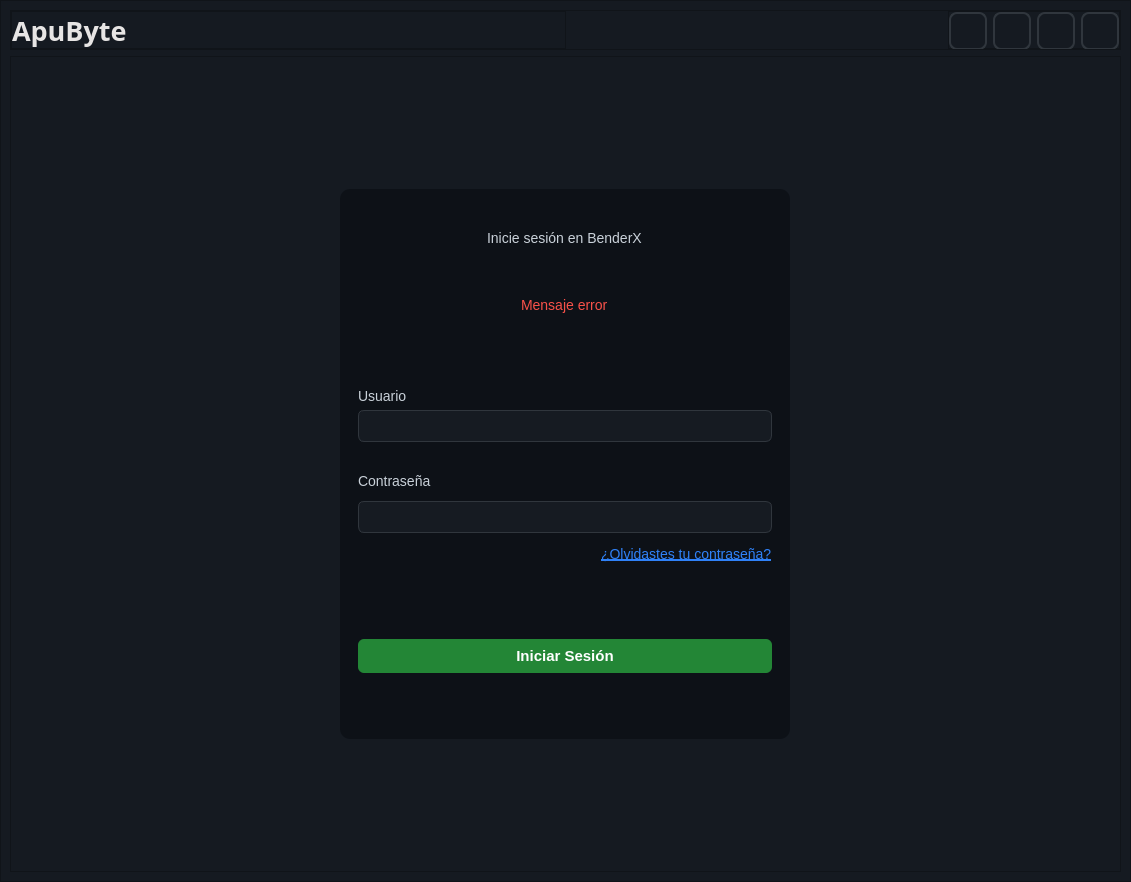
Before: the Qt Designer form app/ui/login.ui in Rofernan1205/BenderX, drawn with Qt 5.
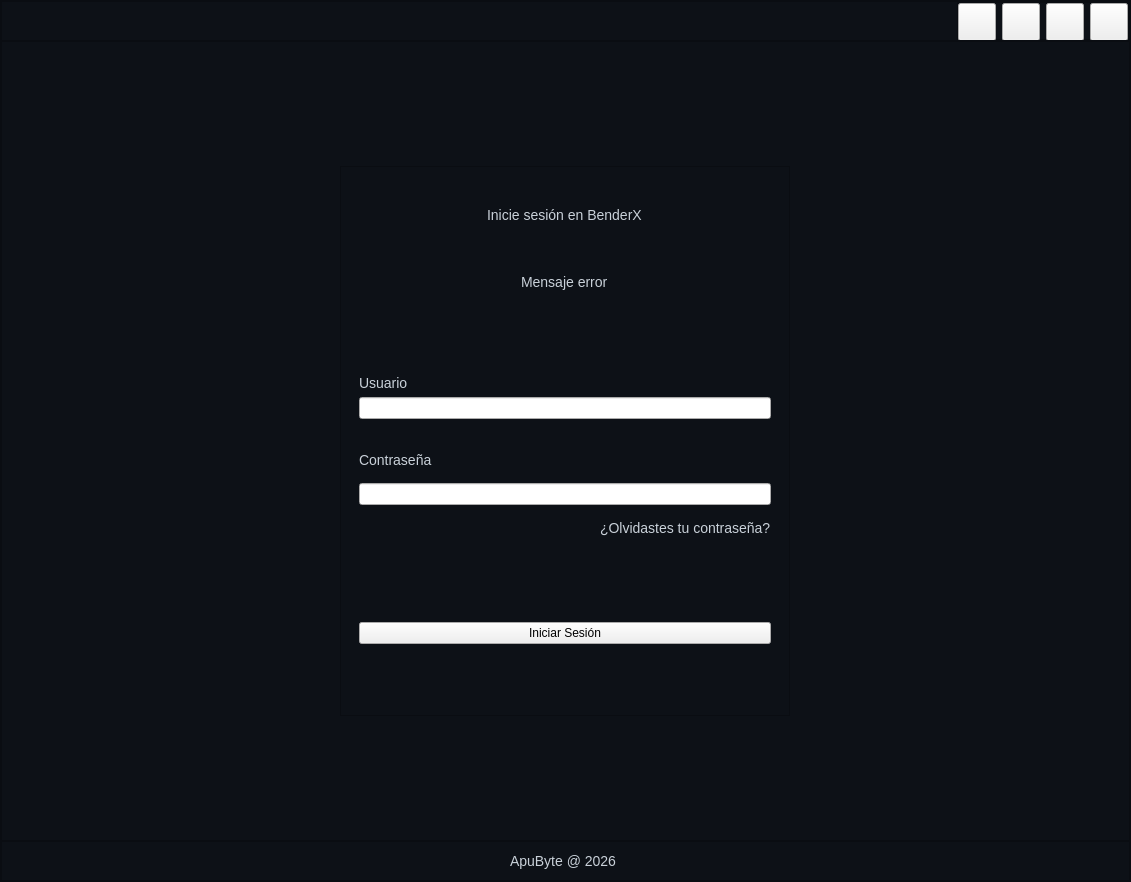
After: the same form once the commit is applied. Icons and pictures are not drawn.

Diff of the .ui file:
```diff
--- a/app/ui/login.ui
+++ b/app/ui/login.ui
@@ -14,9 +14,176 @@
    <string>MainWindow</string>
   </property>
   <property name="styleSheet">
-   <string notr="true"/>
+   <string notr="true">QMainWindow  {
+    background-color: #0D1117;
+    color: #c9d1d9;
+    font-family: &quot;Segoe UI&quot;, &quot;Helvetica&quot;, &quot;Arial&quot;, sans-serif;
+    font-size: 14px;
+    outline: none;
+}
+QFrame {
+   background-color: #0D1117;
+   font-family: &quot;Segoe UI&quot;, &quot;Helvetica&quot;, &quot;Arial&quot;, sans-serif;
+   color: #c9d1d9;
+    font-size: 14px;
+    outline: none;
+}
+
+QFrame[class=&quot;second-background&quot;]{
+   background-color: #161B22;
+}
+
+
+/*Borde general*/
+QFrame[class=&quot;borde-general&quot;]{
+border: 2px solid #30363D;
+border-radius:10px;
+}
+
+/*Label titulo*/
+QLabel[class=&quot;label-h1&quot;] {
+font: 900 16pt &quot;Segoe UI&quot;;
+ color: #E6EDF3;
+
+
+}
+
+/* Label primario */
+QLabel[class=&quot;label-main&quot;] {
+    color: #E6EDF3;
+    font-size: 14px;
+}
+
+/* Label secundario */
+QLabel[class=&quot;label-hint-bold&quot;] {
+    color: #8B949E;
+    font-size: 14px;
+   font:bold;
+}
+
+
+/*Nombre de compañia*/
+QLabel[class=&quot;text-company&quot;] {
+	font: 12pt &quot;Segoe UI&quot;;
+    color: #8B949E;
+}
+
+
+/* botones de control*/
+QPushButton[class=&quot;button-control&quot;] {
+    color: #C9D1D9;
+    border: 2px solid #30363D; 
+    border-radius: 8px;
+    padding: 8px;
+}
+
+QPushButton[class=&quot;button-control&quot;]:hover {
+    background-color: #0D1117; 
+    border: 2px solid #e2e2e2;   
+}
+
+QPushButton[class=&quot;button-control&quot;]:pressed {
+    border: 2px solid #1F6FEB;
+}
+
+
+/*INPUTS (QLineEdit) */
+QLineEdit[class=&quot;main-field&quot;]{
+    background-color: #161B22;
+    color: #C9D1D9;
+    border: 1px solid #30363D;
+    border-radius: 6px;
+    padding: 6px 8px;
+    selection-background-color: #2F81F7;
+    selection-color: #FFFFFF;
+    font-size: 14px;
+}
+
+/* Hover */
+QLineEdit[class=&quot;main-field&quot;]:hover {
+    border: 1px solid #8B949E;
+}
+
+/* Focus */
+QLineEdit[class=&quot;main-field&quot;]:focus {
+    border: 1px solid #2F81F7;
+    background-color: #161B22;
+}
+
+/* Disabled */
+QLineEdit[class=&quot;main-field&quot;]:disabled {
+    background-color: #0D1117;
+    color: #6E7681;
+    border: 1px solid #21262D;
+}
+
+/* =========================
+   BOTÓN PRINCIPAL
+   ========================= */
+QPushButton[class=&quot;main-button&quot;] {
+    background-color: #238636;
+    color: white;
+    border: none;
+    border-radius: 6px;
+    padding: 8px;
+    font-weight: bold;
+    font-size: 15px;
+    
+}
+
+/* Hover */
+QPushButton[class=&quot;main-button&quot;]:hover {
+    background-color: #2EA043;
+}
+
+/* Click */
+QPushButton[class=&quot;main-button&quot;]:pressed {
+    background-color: #1A7F37;
+}
+
+/* Disabled */
+QPushButton[class=&quot;main-button&quot;]:disabled {
+    background-color: #21262D;
+    color: #6E7681;
+}
+
+
+QLabel[class=&quot;label-link&quot;] {
+    color: #2F81F7;
+    text-decoration: underline;
+}
+
+QLabel[class=&quot;label-link&quot;]:hover {
+    color: #58A6FF;
+}
+
+/*Texto error*/
+QLabel[class=&quot;label-error&quot;]{
+color:#F85149;
+font-size: 14px;
+}
+
+/*Texto éxito*/
+QLabel[class=&quot;label-success&quot;]{
+color:#238636;
+font-size: 14px;
+}
+
+/*borde arriba */
+QFrame[class=&quot;border-top&quot;] {
+    border-top: 1px solid #8B949E;
+    border-bottom: 0px;
+    border-left: 0px;
+    border-right: 0px;
+}
+
+
+</string>
   </property>
   <widget class="QWidget" name="centralwidget">
+   <property name="styleSheet">
+    <string notr="true"/>
+   </property>
    <layout class="QHBoxLayout" name="horizontalLayout_3">
     <property name="spacing">
      <number>0</number>
@@ -36,11 +203,7 @@
     <item>
      <widget class="QFrame" name="frame">
       <property name="styleSheet">
-       <string notr="true">background-color: rgb(21, 26, 33);
-
-   
-
-</string>
+       <string notr="true"/>
       </property>
       <property name="frameShape">
        <enum>QFrame::Shape::StyledPanel</enum>
@@ -49,6 +212,21 @@
        <enum>QFrame::Shadow::Raised</enum>
       </property>
       <layout class="QVBoxLayout" name="verticalLayout_2">
+       <property name="spacing">
+        <number>0</number>
+       </property>
+       <property name="leftMargin">
+        <number>0</number>
+       </property>
+       <property name="topMargin">
+        <number>0</number>
+       </property>
+       <property name="rightMargin">
+        <number>0</number>
+       </property>
+       <property name="bottomMargin">
+        <number>0</number>
+       </property>
        <item>
         <widget class="QFrame" name="header_frame">
          <property name="minimumSize">
@@ -88,67 +266,10 @@
           <property name="bottomMargin">
            <number>0</number>
           </property>
-          <item>
-           <widget class="QFrame" name="ad">
-            <property name="frameShape">
-             <enum>QFrame::Shape::StyledPanel</enum>
-            </property>
-            <property name="frameShadow">
-             <enum>QFrame::Shadow::Raised</enum>
-            </property>
-            <layout class="QVBoxLayout" name="verticalLayout_3">
-             <property name="leftMargin">
-              <number>0</number>
-             </property>
-             <property name="topMargin">
-              <number>0</number>
-             </property>
-             <property name="rightMargin">
-              <number>0</number>
-             </property>
-             <property name="bottomMargin">
-              <number>0</number>
-             </property>
-             <item alignment="Qt::AlignmentFlag::AlignLeft">
-              <widget class="QLabel" name="company">
-               <property name="font">
-                <font>
-                 <family>Script MT</family>
-                 <pointsize>20</pointsize>
-                 <italic>false</italic>
-                 <bold>true</bold>
-                </font>
-               </property>
-               <property name="styleSheet">
-                <string notr="true">font: 700 20pt &quot;Script MT&quot;;
-color: #E7E5E4;</string>
-               </property>
-               <property name="text">
-                <string>ApuByte</string>
-               </property>
-              </widget>
-             </item>
-            </layout>
-           </widget>
-          </item>
           <item alignment="Qt::AlignmentFlag::AlignRight|Qt::AlignmentFlag::AlignVCenter">
            <widget class="QFrame" name="control">
             <property name="styleSheet">
-             <string notr="true">QPushButton {
-    color: #C9D1D9;
-    border: 2px solid #30363D; 
-    border-radius: 8px;
-    padding: 8px;
-}
-
-QPushButton:hover {
-    background-color: #0D1117; 
-    border: 2px solid #e2e2e2;   
-}
-
-QPushButton:pressed {
-    border: 2px solid #1F6FEB;
-}</string>
+             <string notr="true"/>
             </property>
             <property name="frameShape">
              <enum>QFrame::Shape::StyledPanel</enum>
@@ -311,6 +432,12 @@
        </item>
        <item>
         <widget class="QFrame" name="body_frame">
+         <property name="maximumSize">
+          <size>
+           <width>16777215</width>
+           <height>16777215</height>
+          </size>
+         </property>
          <property name="styleSheet">
           <string notr="true"/>
          </property>
@@ -336,119 +463,7 @@
              </size>
             </property>
             <property name="styleSheet">
-             <string notr="true">QWidget {
-    background-color: #0D1117;
-    color: #C9D1D9;
-    font-family: &quot;Segoe UI&quot;;
-    border-radius: 10px;
-}
-
-/* =========================
-   LABELS
-   ========================= */
-QLabel {
-    color: #C9D1D9;
-    font-size: 14px;
-}
-
-/* Label secundario */
-QLabel#labelHint {
-    color: #8B949E;
-    font-size: 14px;
-}
-
-/* Label error */
-QLabel#labelError {
-    color: #F85149;
-}
-
-/* =========================
-   INPUTS (QLineEdit)
-   ========================= */
-QLineEdit {
-    background-color: #161B22;
-    color: #C9D1D9;
-    border: 1px solid #30363D;
-    border-radius: 6px;
-    padding: 6px 8px;
-    selection-background-color: #2F81F7;
-    selection-color: #FFFFFF;
-    font-size: 14px;
-}
-
-/* Hover */
-QLineEdit:hover {
-    border: 1px solid #8B949E;
-}
-
-/* Focus */
-QLineEdit:focus {
-    border: 1px solid #2F81F7;
-    background-color: #0D1117;
-}
-
-/* Disabled */
-QLineEdit:disabled {
-    background-color: #0D1117;
-    color: #6E7681;
-    border: 1px solid #21262D;
-}
-
-/* =========================
-   BOTÓN PRINCIPAL
-   ========================= */
-QPushButton {
-    background-color: #238636;
-    color: white;
-    border: none;
-    border-radius: 6px;
-    padding: 8px;
-    font-weight: bold;
-    font-size: 15px;
-    
-}
-
-/* Hover */
-QPushButton:hover {
-    background-color: #2EA043;
-}
-
-/* Click */
-QPushButton:pressed {
-    background-color: #1A7F37;
-}
-
-/* Disabled */
-QPushButton:disabled {
-    background-color: #21262D;
-    color: #6E7681;
-}
-
-/* =========================
-   BOTÓN SECUNDARIO
-   ========================= */
-QPushButton#btnSecondary {
-    background-color: transparent;
-    border: 1px solid #30363D;
-    color: #C9D1D9;
-}
-
-QPushButton#btnSecondary:hover {
-    background-color: #161B22;
-    border: 1px solid #8B949E;
-}
-
-/* =========================
-   LINK (RECUPERAR PASSWORD)
-   ========================= */
-QLabel#labelLink {
-    color: #2F81F7;
-    text-decoration: underline;
-}
-
-QLabel#labelLink:hover {
-    color: #58A6FF;
-}</string>
+             <string notr="true"/>
             </property>
             <property name="frameShape">
              <enum>QFrame::Shape::StyledPanel</enum>
@@ -572,6 +587,43 @@
          </layout>
         </widget>
        </item>
+       <item>
+        <widget class="QFrame" name="footer_frame">
+         <property name="minimumSize">
+          <size>
+           <width>0</width>
+           <height>40</height>
+          </size>
+         </property>
+         <property name="maximumSize">
+          <size>
+           <width>16777215</width>
+           <height>40</height>
+          </size>
+         </property>
+         <property name="frameShape">
+          <enum>QFrame::Shape::StyledPanel</enum>
+         </property>
+         <property name="frameShadow">
+          <enum>QFrame::Shadow::Raised</enum>
+         </property>
+         <property name="class" stdset="0">
+          <string>border-top</string>
+         </property>
+         <layout class="QHBoxLayout" name="horizontalLayout_5">
+          <item alignment="Qt::AlignmentFlag::AlignHCenter|Qt::AlignmentFlag::AlignVCenter">
+           <widget class="QLabel" name="company">
+            <property name="text">
+             <string>ApuByte @ 2026 </string>
+            </property>
+            <property name="class" stdset="0">
+             <string>text-company</string>
+            </property>
+           </widget>
+          </item>
+         </layout>
+        </widget>
+       </item>
       </layout>
      </widget>
     </item>
```
Left out of the diff: 50 changed lines with no effect on the pictures.
